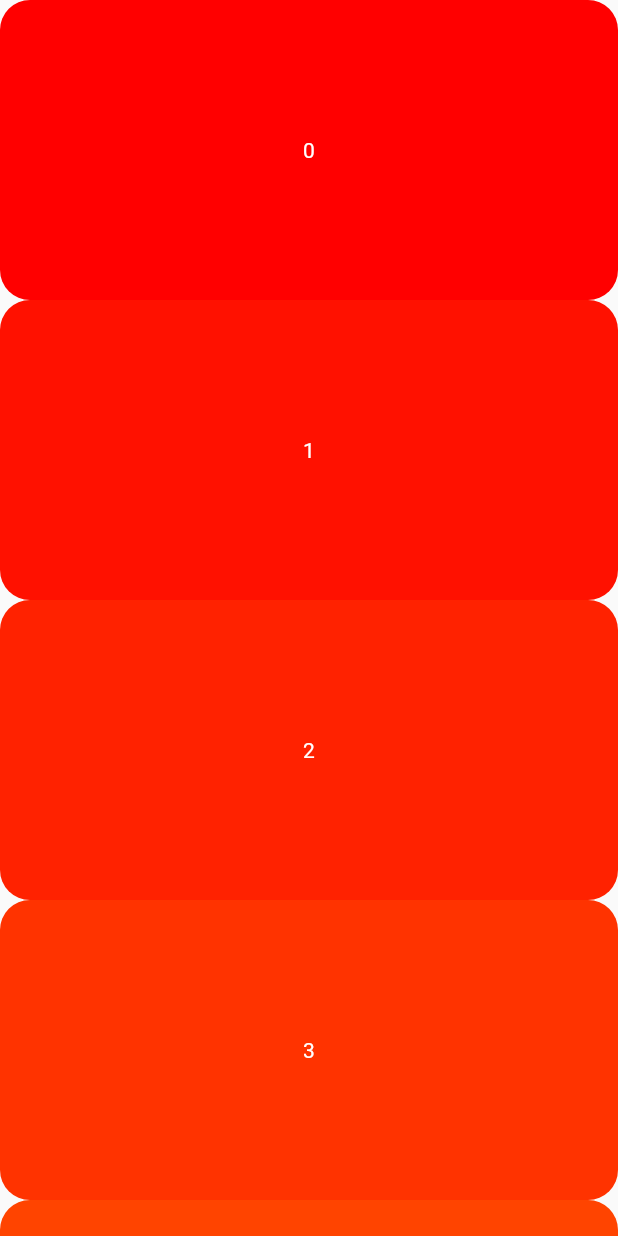
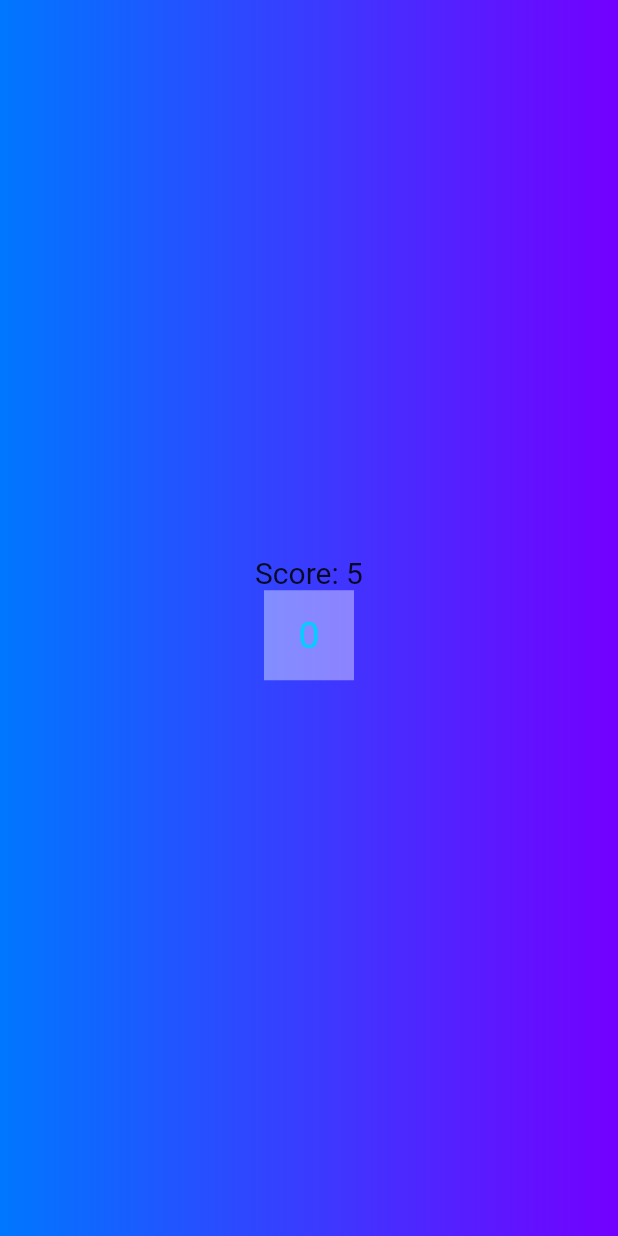
Before and after one commit to Bhav00/Udemy_Flutter, a Flutter app: the screen it shows after launch, on a phone screen of 412 x 824 dp. Run offline on Flutter 3.47's test engine with Material 2 defaults, Android fonts, the phone set to English and light mode, and no system bars; our stand-ins replace google_fonts.

```diff
--- /dev/null
+++ b/lib/stuff.dart
@@ -0,0 +1,75 @@
+import 'package:flutter/material.dart';
+
+Widget something =
+    const Stack(alignment: AlignmentDirectional.center, children: [
+  Text(
+    "0",
+    style: TextStyle(
+      fontSize: 25,
+      color: Color.fromARGB(255, 0, 208, 255),
+    ),
+  )
+]);
+Widget notSomething = Stack(
+  alignment: AlignmentDirectional.center,
+  children: [
+    const Text(
+      "0",
+      // textAlign: TextAlign.right,
+      style: TextStyle(fontSize: 25, color: Color.fromARGB(255, 255, 7, 7)),
+    ),
+    Positioned(
+      child: Container(
+        padding: EdgeInsets.zero,
+        child: Image.asset(
+          'assets/images/close2.png',
+          color: const Color.fromARGB(128, 255, 0, 0),
+        ),
+      ),
+    )
+  ],
+);
+
+class CustomButt extends StatefulWidget {
+  const CustomButt({super.key, required this.value});
+
+  final int value;
+
+  @override
+  State<CustomButt> createState() {
+    return _CustomButt();
+  }
+}
+
+class _CustomButt extends State<CustomButt> {
+  bool clicked = false;
+  // int? val;
+  // Widget? something;
+  // Widget? notSomething;
+
+  // @override
+  // void initState() {
+  //   super.initState();
+  //   // val = widget.value;
+  // }
+
+  @override
+  Widget build(BuildContext context) {
+    return GestureDetector(
+      onTap: () {
+        setState(() {
+          // Toggle light when tapped.
+          clicked = true;
+        });
+      },
+      child: Container(
+        padding: EdgeInsets.zero,
+        height: 60,
+        width: 60,
+        color: const Color.fromARGB(100, 255, 255, 255),
+        // Change button text when light changes state.
+        child: clicked ? notSomething : something,
+      ),
+    );
+  }
+}
--- a/lib/ui.dart
+++ b/lib/ui.dart
@@ -1,4 +1,6 @@
-import 'package:evalaton/color_generator.dart';
+// import 'package:evalaton/cust_buttons.dart';
+import 'package:evalaton/stuff.dart';
+
 import 'package:flutter/material.dart';
 // import 'dart:math';
 
@@ -7,46 +9,30 @@ class Thing extends StatelessWidget {
 
   @override
   Widget build(BuildContext context) {
-    cols = getColors();
+    var score = 5;
     return Scaffold(
-      body: ListView.builder(
-          // itemCount: (double.infinity).toInt(),
-          itemBuilder: (_, data) {
-        return Container(
-          decoration: BoxDecoration(
-            borderRadius: const BorderRadius.all(Radius.circular(20)),
-            color: cols[data % (cols.length - 1)],
-          ),
-          width: double.infinity,
-          height: 200,
+      // body: some Function that returns all that is below,
+      body: Container(
+        decoration: const BoxDecoration(
+            gradient: LinearGradient(
+          colors: [
+            Color.fromARGB(255, 0, 119, 255),
+            Color.fromARGB(255, 115, 0, 255),
+          ],
+        )),
+        child: Center(
           child: Column(
-            crossAxisAlignment: CrossAxisAlignment.center,
             mainAxisAlignment: MainAxisAlignment.center,
             children: [
               Text(
-                data.toString(),
-                style: const TextStyle(
-                  color: Colors.white,
-                ),
+                "Score: $score",
+                style: const TextStyle(fontSize: 20),
               ),
+              const CustomButt(value: 0),
             ],
           ),
-        );
-      }),
-      // body: some Function that returns all that is below,
-      // body: Center(
-      //   child: SingleChildScrollView(
-      //     child: Column(
-      //       children: [
-      //         Row(
-      //           children: cols.map((col) {
-      //             return const Text("col");
-      //           }).toList(),
-      //         ),
-      //       ],
-      //     ),
-      //   ),
-      // ),
+        ),
+      ),
     );
   }
 }
--- a/pubspec.yaml
+++ b/pubspec.yaml
@@ -65,6 +65,9 @@ flutter:
   #   - images/a_dot_ham.jpeg
   assets:
     - assets/images/quiz-logo.png
+    - assets/images/close2.png
+    - assets/images/close.png
+
   # An image asset can refer to one or more resolution-specific "variants", see
   # https://flutter.dev/assets-and-images/#resolution-aware
 
```
Also changed, not shown: lib/_obs_ui_future_perhaps.dart (added, +102 -0 lines), lib/color_generator.dart (deleted, +0 -66 lines), lib/cust_buttons.dart (added, +65 -0 lines), assets/images/close.png (added), assets/images/close2.png (added).
